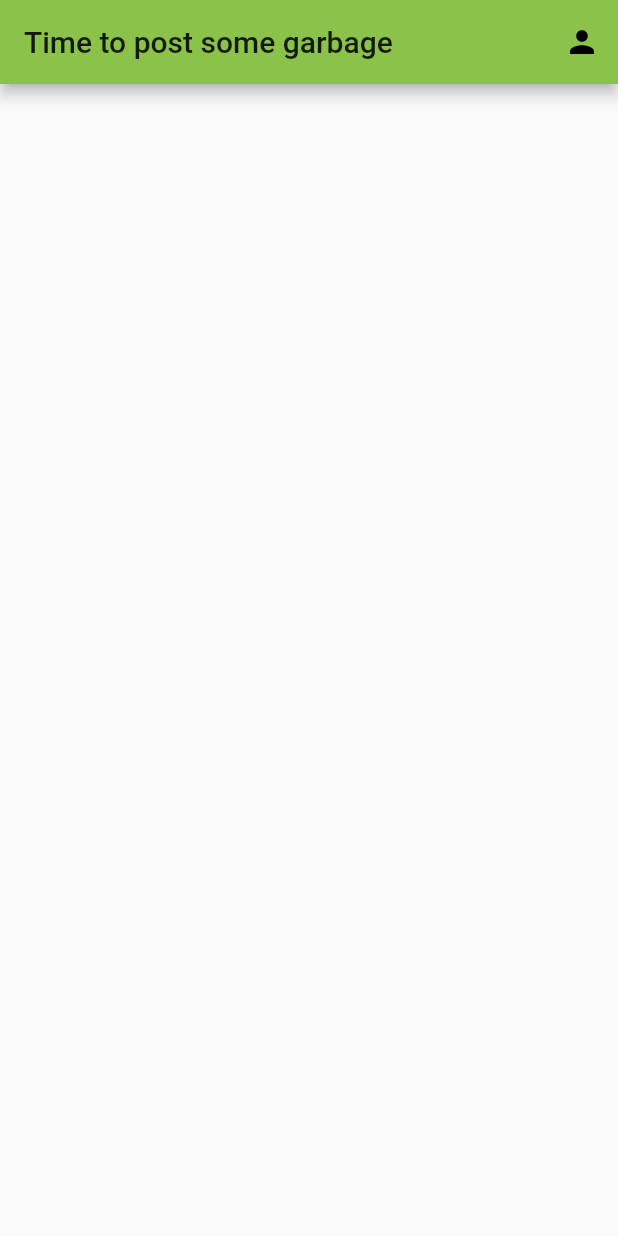
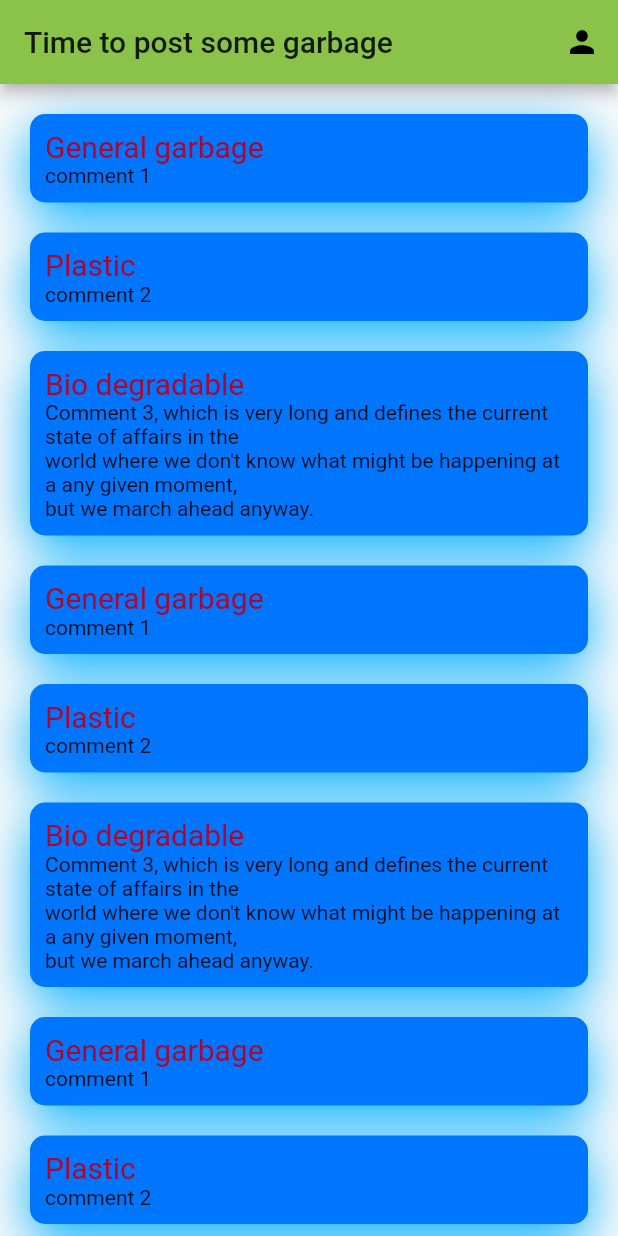
Before and after one commit to IvanRzhanoi/gomi_chat, a Flutter app: the screen it shows after launch, on a phone screen of 412 x 824 dp. Run offline on Flutter 3.47's test engine with Material 2 defaults, Android fonts, the phone set to English and light mode, and no system bars; our stand-ins replace cloud_firestore, firebase_core, shared_preferences; accounts and stored records are empty.

```diff
--- a/lib/chat_list.dart
+++ b/lib/chat_list.dart
@@ -1,8 +1,9 @@
 import 'package:flutter/material.dart';
+import 'package:cloud_firestore/cloud_firestore.dart';
 import 'package:gomi_chat/element/chatroom_container.dart';
 import 'package:gomi_chat/profile_screen.dart';
 
-import 'element/comment_container.dart';
+import 'model/chat.dart';
 
 class ChatList extends StatefulWidget {
   @override
@@ -10,6 +11,8 @@ class ChatList extends StatefulWidget {
 }
 
 class _ChatListState extends State<ChatList> {
+  final _firestore = FirebaseFirestore.instance;
+
   @override
   Widget build(BuildContext context) {
     return Scaffold(
@@ -29,15 +32,12 @@ class _ChatListState extends State<ChatList> {
           ),
         ],
       ),
-      body:
-      ListView.builder(
-        itemCount: 5,
+      body: ListView.builder(
+        itemCount: 10,
         itemBuilder: (context, index) {
-          return ChatroomContainer();
+          return ChatroomContainer(chat: sampleChats[index]);
         },
       ),
-      //],
-      // ),
     );
   }
 }
--- a/lib/element/chatroom_container.dart
+++ b/lib/element/chatroom_container.dart
@@ -1,13 +1,47 @@
 import 'package:flutter/material.dart';
+import 'package:gomi_chat/model/chat.dart';
 
 // Contains the name of chat room and latest comment
 class ChatroomContainer extends StatelessWidget {
-  //const ChatroomContainer({Key? key}) : super(key: key);
+  ChatroomContainer({required this.chat});
+  Chat chat;
 
   @override
   Widget build(BuildContext context) {
     return Container(
+      child: Padding(
+        padding: EdgeInsets.only(top: 20, left: 20, right: 20),
+        child: Container(
+          padding: EdgeInsets.all(10),
+          decoration: BoxDecoration(
+            borderRadius: BorderRadius.circular(10.0),
+            boxShadow: [
+              BoxShadow(
+                color: Color(0xFF00AEFF),
+                offset: Offset(0, 10),
+                blurRadius: 30.0,
+              ),
+              BoxShadow(
+                color: Color(0xFF0076FF),
 
+              ),
+            ],
+          ),
+          child: Column(
+            crossAxisAlignment: CrossAxisAlignment.start,
+            children: [
+              Text(
+                chat.name,
+                style: new TextStyle(
+                  fontSize: 20.0,
+                  color: Color.fromRGBO(176, 5, 45, 1.0),
+                ),
+              ),
+              Text(chat.latestComment),
+            ],
+          ),
+        ),
+      ),
     );
     /*
     return ListTile(
--- a/lib/main.dart
+++ b/lib/main.dart
@@ -1,7 +1,12 @@
 import 'package:flutter/material.dart';
+import 'package:firebase_core/firebase_core.dart';
 import 'package:gomi_chat/chat_list.dart';
 
 void main() {
+  // Firebase could be done this way on main async thread
+  //WidgetsFlutterBinding.ensureInitialized();
+  //await Firebase.initializeApp();
+
   runApp(MyApp());
 }
 
@@ -9,22 +14,29 @@ class MyApp extends StatelessWidget {
   // This widget is the root of your application.
   @override
   Widget build(BuildContext context) {
+    return FutureBuilder(
+      future: Firebase.initializeApp(),
+      builder: (context, snapshot) {
+        if (snapshot.connectionState == ConnectionState.done) {
           return MaterialApp(
             debugShowCheckedModeBanner: false,
             title: 'GOMI chat',
             theme: ThemeData(
-        // This is the theme of your application.
-        //
-        // Try running your application with "flutter run". You'll see the
-        // application has a blue toolbar. Then, without quitting the app, try
-        // changing the primarySwatch below to Colors.green and then invoke
-        // "hot reload" (press "r" in the console where you ran "flutter run",
-        // or simply save your changes to "hot reload" in a Flutter IDE).
-        // Notice that the counter didn't reset back to zero; the application
-        // is not restarted.
               primarySwatch: Colors.lightGreen,
             ),
             home: ChatList(),
+          );
+        } else {
+          return MaterialApp(
+            debugShowCheckedModeBanner: false,
+            home: Scaffold(
+              body: Container(
+                child: Text("Loading"),
+              ),
+            ),
+          );
+        }
+      },
     );
   }
 }
--- a/lib/model/chat.dart
+++ b/lib/model/chat.dart
@@ -2,18 +2,39 @@ import 'package:flutter/material.dart';
 
 class Chat {
   Chat({
-    this.roomName = "not found",
+    this.name = "not found",
     this.latestComment = "no comments",
   });
 
-  String roomName;
+  String name;
   String latestComment;
 }
 
-var samplePosts = [
-  Chat(roomName: "General garbage", latestComment: "comment 1"),
-  Chat(roomName: "Plastic", latestComment: "comment 2"),
-  Chat(roomName: "Bio degradable", latestComment: """
+var sampleChats = [
+  Chat(name: "General garbage", latestComment: "comment 1"),
+  Chat(name: "Plastic", latestComment: "comment 2"),
+  Chat(name: "Bio degradable", latestComment: """
+Comment 3, which is very long and defines the current state of affairs in the
+world where we don't know what might be happening at a any given moment,
+but we march ahead anyway."""
+  ),
+  Chat(name: "General garbage", latestComment: "comment 1"),
+  Chat(name: "Plastic", latestComment: "comment 2"),
+  Chat(name: "Bio degradable", latestComment: """
+Comment 3, which is very long and defines the current state of affairs in the
+world where we don't know what might be happening at a any given moment,
+but we march ahead anyway."""
+  ),
+  Chat(name: "General garbage", latestComment: "comment 1"),
+  Chat(name: "Plastic", latestComment: "comment 2"),
+  Chat(name: "Bio degradable", latestComment: """
+Comment 3, which is very long and defines the current state of affairs in the
+world where we don't know what might be happening at a any given moment,
+but we march ahead anyway."""
+  ),
+  Chat(name: "General garbage", latestComment: "comment 1"),
+  Chat(name: "Plastic", latestComment: "comment 2"),
+  Chat(name: "Bio degradable", latestComment: """
 Comment 3, which is very long and defines the current state of affairs in the
 world where we don't know what might be happening at a any given moment,
 but we march ahead anyway."""
--- a/lib/profile_screen.dart
+++ b/lib/profile_screen.dart
@@ -39,6 +39,16 @@ class _ProfileScreenState extends State<ProfileScreen> {
   }
 
   setUsername() async {
+    if (myController.text.isEmpty || myController.text == username) {
+      showDialog(
+        context: context,
+        builder: (context) {
+          return AlertDialog(
+            content: Text("New username can't be empty or be the same as your current username"),
+          );
+        },
+      );
+    }
     SharedPreferences prefs = await SharedPreferences.getInstance();
     username = myController.text;
     await prefs.setString('username', username);
@@ -73,7 +83,7 @@ class _ProfileScreenState extends State<ProfileScreen> {
                 setUsername();
               });
             },
-            //(myController.text.isEmpty || myController.text == username) ? null : setUsername(),
+            //(myController.text.isEmpty || myController.text == username) ? null : setUsername(), <-- I couldn't make it work
             child: const Text('Save'),
           ),
         ],
--- a/pubspec.yaml
+++ b/pubspec.yaml
@@ -35,6 +35,9 @@ dev_dependencies:
 
 # For information on the generic Dart part of this file, see the
 # following page: https://dart.dev/tools/pub/pubspec
+  firebase_core: ^1.6.0
+  firebase_auth: ^3.1.0
+  cloud_firestore: ^2.5.1
   shared_preferences: ^2.0.7
 
 # The following section is specific to Flutter.
```
Also changed, not shown: pubspec.lock, 2 other files. Lines whose indentation alone changed are shown as unchanged.
